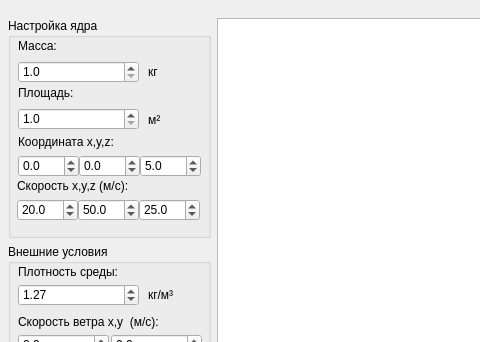
Before: the Qt Designer form form.ui in mrerro/wind_effects, drawn with Qt 5; both pictures show x 0 to 480 and y 0 to 342 of the 1280 by 600 pixel window.
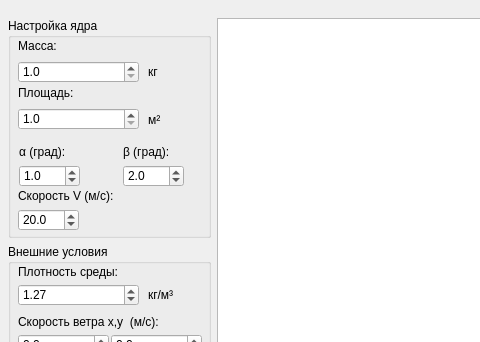
After: the same form once the commit is applied. Custom widgets are drawn as their Qt base class.

What changed in the file:
```diff
--- a/form.ui
+++ b/form.ui
@@ -99,19 +99,6 @@
             <string>Масса:</string>
            </property>
           </widget>
-          <widget class="QLabel" name="label_4">
-           <property name="geometry">
-            <rect>
-             <x>10</x>
-             <y>116</y>
-             <width>161</width>
-             <height>16</height>
-            </rect>
-           </property>
-           <property name="text">
-            <string>Координата x,y,z:</string>
-           </property>
-          </widget>
           <widget class="QDoubleSpinBox" name="M">
            <property name="geometry">
             <rect>
@@ -131,28 +118,6 @@
             <double>10000000.000000000000000</double>
            </property>
           </widget>
-          <widget class="QDoubleSpinBox" name="X">
-           <property name="geometry">
-            <rect>
-             <x>10</x>
-             <y>137</y>
-             <width>61</width>
-             <height>22</height>
-            </rect>
-           </property>
-           <property name="decimals">
-            <number>1</number>
-           </property>
-           <property name="minimum">
-            <double>-10000000.000000000000000</double>
-           </property>
-           <property name="maximum">
-            <double>10000000.000000000000000</double>
-           </property>
-           <property name="value">
-            <double>0.000000000000000</double>
-           </property>
-          </widget>
           <widget class="QLabel" name="label_9">
            <property name="geometry">
             <rect>
@@ -214,8 +179,8 @@
           <widget class="QDoubleSpinBox" name="Y">
            <property name="geometry">
             <rect>
-             <x>71</x>
-             <y>137</y>
+             <x>10</x>
+             <y>191</y>
              <width>61</width>
              <height>22</height>
             </rect>
@@ -224,51 +189,7 @@
             <number>1</number>
            </property>
            <property name="minimum">
-            <double>-10000000.000000000000000</double>
-           </property>
-           <property name="maximum">
-            <double>10000000.000000000000000</double>
-           </property>
-           <property name="value">
             <double>0.000000000000000</double>
-           </property>
-          </widget>
-          <widget class="QDoubleSpinBox" name="Z">
-           <property name="geometry">
-            <rect>
-             <x>132</x>
-             <y>137</y>
-             <width>61</width>
-             <height>22</height>
-            </rect>
-           </property>
-           <property name="decimals">
-            <number>1</number>
-           </property>
-           <property name="minimum">
-            <double>0.000000000000000</double>
-           </property>
-           <property name="maximum">
-            <double>10000000.000000000000000</double>
-           </property>
-           <property name="value">
-            <double>5.000000000000000</double>
-           </property>
-          </widget>
-          <widget class="QDoubleSpinBox" name="xV">
-           <property name="geometry">
-            <rect>
-             <x>9</x>
-             <y>181</y>
-             <width>61</width>
-             <height>22</height>
-            </rect>
-           </property>
-           <property name="decimals">
-            <number>1</number>
-           </property>
-           <property name="minimum">
-            <double>-10000000.000000000000000</double>
            </property>
            <property name="maximum">
             <double>10000000.000000000000000</double>
@@ -277,61 +198,87 @@
             <double>20.000000000000000</double>
            </property>
           </widget>
+          <widget class="QDoubleSpinBox" name="beta">
+           <property name="geometry">
+            <rect>
+             <x>115</x>
+             <y>147</y>
+             <width>61</width>
+             <height>22</height>
+            </rect>
+           </property>
+           <property name="decimals">
+            <number>1</number>
+           </property>
+           <property name="minimum">
+            <double>0.000000000000000</double>
+           </property>
+           <property name="maximum">
+            <double>10000000.000000000000000</double>
+           </property>
+           <property name="value">
+            <double>2.000000000000000</double>
+           </property>
+          </widget>
+          <widget class="QLabel" name="label_14">
+           <property name="geometry">
+            <rect>
+             <x>115</x>
+             <y>126</y>
+             <width>61</width>
+             <height>16</height>
+            </rect>
+           </property>
+           <property name="text">
+            <string>β (град):</string>
+           </property>
+          </widget>
+          <widget class="QLabel" name="label_4">
+           <property name="geometry">
+            <rect>
+             <x>11</x>
+             <y>126</y>
+             <width>61</width>
+             <height>16</height>
+            </rect>
+           </property>
+           <property name="text">
+            <string>α (град):</string>
+           </property>
+          </widget>
+          <widget class="QDoubleSpinBox" name="alpha">
+           <property name="geometry">
+            <rect>
+             <x>11</x>
+             <y>147</y>
+             <width>61</width>
+             <height>22</height>
+            </rect>
+           </property>
+           <property name="decimals">
+            <number>1</number>
+           </property>
+           <property name="minimum">
+            <double>0.000000000000000</double>
+           </property>
+           <property name="maximum">
+            <double>10000000.000000000000000</double>
+           </property>
+           <property name="value">
+            <double>1.000000000000000</double>
+           </property>
+          </widget>
           <widget class="QLabel" name="label_5">
            <property name="geometry">
             <rect>
-             <x>9</x>
-             <y>160</y>
+             <x>10</x>
+             <y>170</y>
              <width>161</width>
              <height>16</height>
             </rect>
            </property>
            <property name="text">
-            <string>Скорость x,y,z (м/с):</string>
-           </property>
-          </widget>
-          <widget class="QDoubleSpinBox" name="zV">
-           <property name="geometry">
-            <rect>
-             <x>131</x>
-             <y>181</y>
-             <width>61</width>
-             <height>22</height>
-            </rect>
-           </property>
-           <property name="decimals">
-            <number>1</number>
-           </property>
-           <property name="minimum">
-            <double>-10000000.000000000000000</double>
-           </property>
-           <property name="maximum">
-            <double>10000000.000000000000000</double>
-           </property>
-           <property name="value">
-            <double>25.000000000000000</double>
-           </property>
-          </widget>
-          <widget class="QDoubleSpinBox" name="yV">
-           <property name="geometry">
-            <rect>
-             <x>70</x>
-             <y>181</y>
-             <width>61</width>
-             <height>22</height>
-            </rect>
-           </property>
-           <property name="decimals">
-            <number>1</number>
-           </property>
-           <property name="minimum">
-            <double>-10000000.000000000000000</double>
-           </property>
-           <property name="maximum">
-            <double>10000000.000000000000000</double>
-           </property>
-           <property name="value">
-            <double>50.000000000000000</double>
+            <string>Скорость V (м/с):</string>
            </property>
           </widget>
          </widget>
```
Left out of the diff: 2 changed lines with no effect on the pictures.
